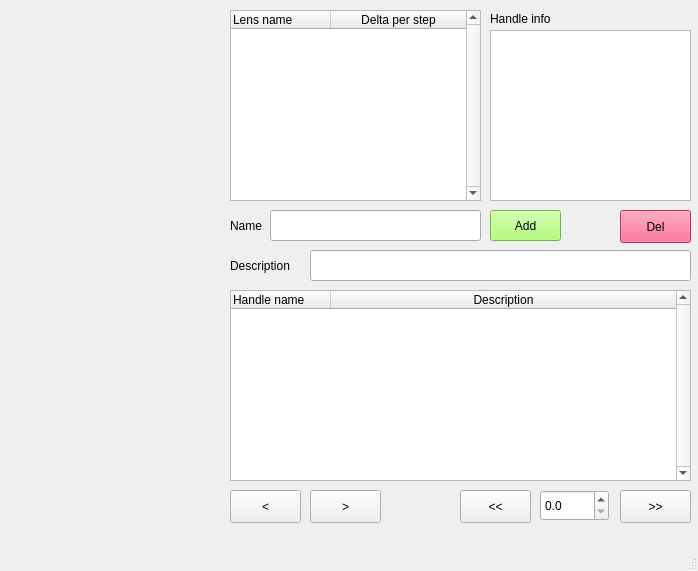
The window that uis/handle_window.ui (vitaliibalakin/c_orbit) describes before a commit, drawn with Qt 5.
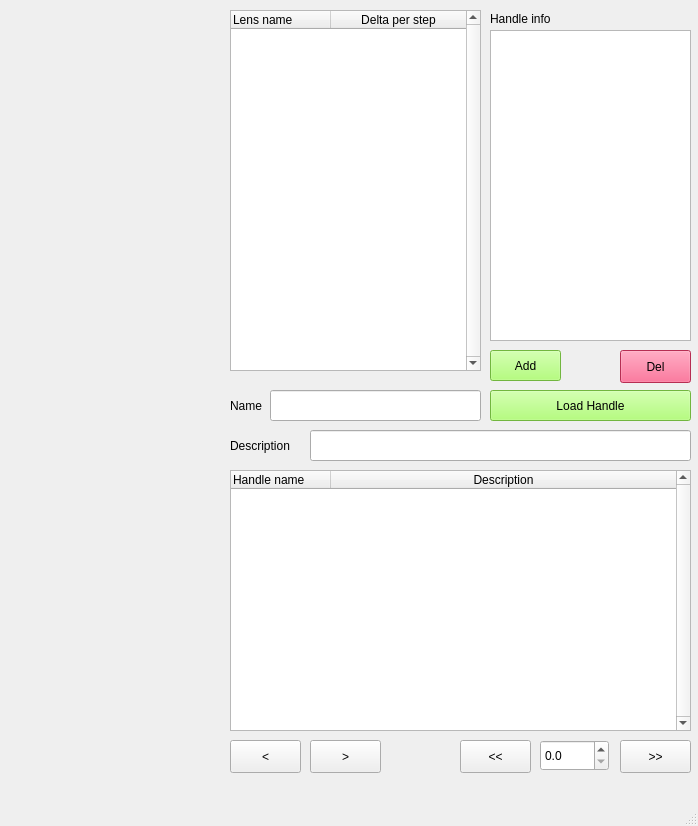
The same window after the commit.

Commit message: added handle load from file added handle calc from RM

```diff
--- a/uis/handle_window.ui
+++ b/uis/handle_window.ui
@@ -7,7 +7,7 @@
     <x>0</x>
     <y>0</y>
     <width>698</width>
-    <height>571</height>
+    <height>826</height>
    </rect>
   </property>
   <property name="windowTitle">
@@ -20,7 +20,7 @@
       <x>230</x>
       <y>10</y>
       <width>251</width>
-      <height>191</height>
+      <height>361</height>
      </rect>
     </property>
     <property name="verticalScrollBarPolicy">
@@ -61,7 +61,7 @@
     <property name="geometry">
      <rect>
       <x>230</x>
-      <y>490</y>
+      <y>740</y>
       <width>71</width>
       <height>33</height>
      </rect>
@@ -74,7 +74,7 @@
     <property name="geometry">
      <rect>
       <x>310</x>
-      <y>490</y>
+      <y>740</y>
       <width>71</width>
       <height>33</height>
      </rect>
@@ -87,7 +87,7 @@
     <property name="geometry">
      <rect>
       <x>490</x>
-      <y>210</y>
+      <y>350</y>
       <width>71</width>
       <height>31</height>
      </rect>
@@ -103,7 +103,7 @@
     <property name="geometry">
      <rect>
       <x>620</x>
-      <y>210</y>
+      <y>350</y>
       <width>71</width>
       <height>33</height>
      </rect>
@@ -121,7 +121,7 @@
       <x>0</x>
       <y>10</y>
       <width>221</width>
-      <height>521</height>
+      <height>771</height>
      </rect>
     </property>
    </widget>
@@ -129,9 +129,9 @@
     <property name="geometry">
      <rect>
       <x>230</x>
-      <y>290</y>
+      <y>470</y>
       <width>461</width>
-      <height>191</height>
+      <height>261</height>
      </rect>
     </property>
     <property name="verticalScrollBarPolicy">
@@ -170,7 +170,7 @@
       <x>490</x>
       <y>30</y>
       <width>201</width>
-      <height>171</height>
+      <height>311</height>
      </rect>
     </property>
     <property name="readOnly">
@@ -194,7 +194,7 @@
     <property name="geometry">
      <rect>
       <x>230</x>
-      <y>210</y>
+      <y>390</y>
       <width>41</width>
       <height>31</height>
      </rect>
@@ -207,7 +207,7 @@
     <property name="geometry">
      <rect>
       <x>270</x>
-      <y>210</y>
+      <y>390</y>
       <width>211</width>
       <height>31</height>
      </rect>
@@ -217,7 +217,7 @@
     <property name="geometry">
      <rect>
       <x>460</x>
-      <y>490</y>
+      <y>740</y>
       <width>71</width>
       <height>33</height>
      </rect>
@@ -230,7 +230,7 @@
     <property name="geometry">
      <rect>
       <x>620</x>
-      <y>490</y>
+      <y>740</y>
       <width>71</width>
       <height>33</height>
      </rect>
@@ -243,7 +243,7 @@
     <property name="geometry">
      <rect>
       <x>540</x>
-      <y>490</y>
+      <y>740</y>
       <width>69</width>
       <height>31</height>
      </rect>
@@ -265,7 +265,7 @@
     <property name="geometry">
      <rect>
       <x>230</x>
-      <y>250</y>
+      <y>430</y>
       <width>81</width>
       <height>31</height>
      </rect>
@@ -278,12 +278,28 @@
     <property name="geometry">
      <rect>
       <x>310</x>
-      <y>250</y>
+      <y>430</y>
       <width>381</width>
       <height>31</height>
      </rect>
     </property>
    </widget>
+   <widget class="QPushButton" name="btn_load_handle">
+    <property name="geometry">
+     <rect>
+      <x>490</x>
+      <y>390</y>
+      <width>201</width>
+      <height>31</height>
+     </rect>
+    </property>
+    <property name="styleSheet">
+     <string notr="true">background-color: rgb(160, 255, 88);</string>
+    </property>
+    <property name="text">
+     <string>Load Handle</string>
+    </property>
+   </widget>
   </widget>
   <widget class="QMenuBar" name="menubar">
    <property name="geometry">
```
Left out of the diff: 4 changed lines with no effect on the pictures. The commit also changes 6 other files.
